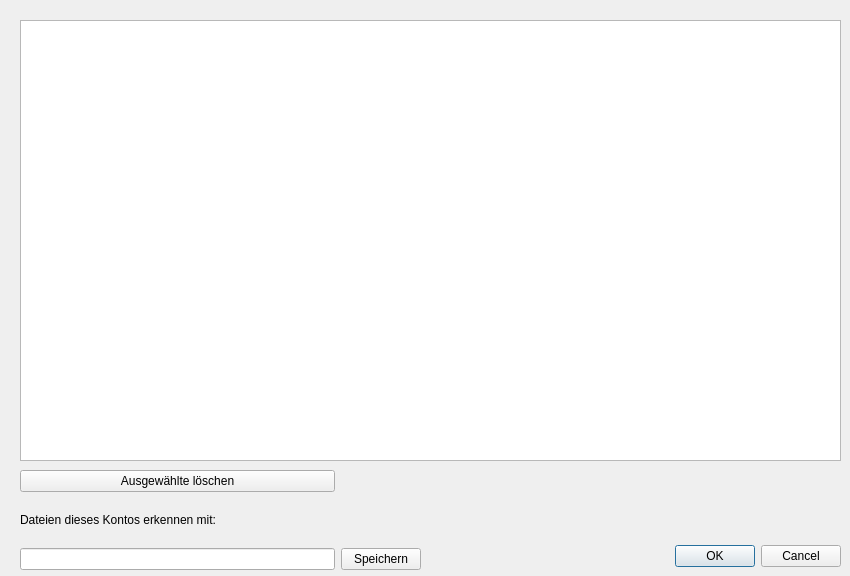
Above: pyqt/statement_detection.ui from LorisSchmit/MoneyManager before the change. Below: the same form after it.
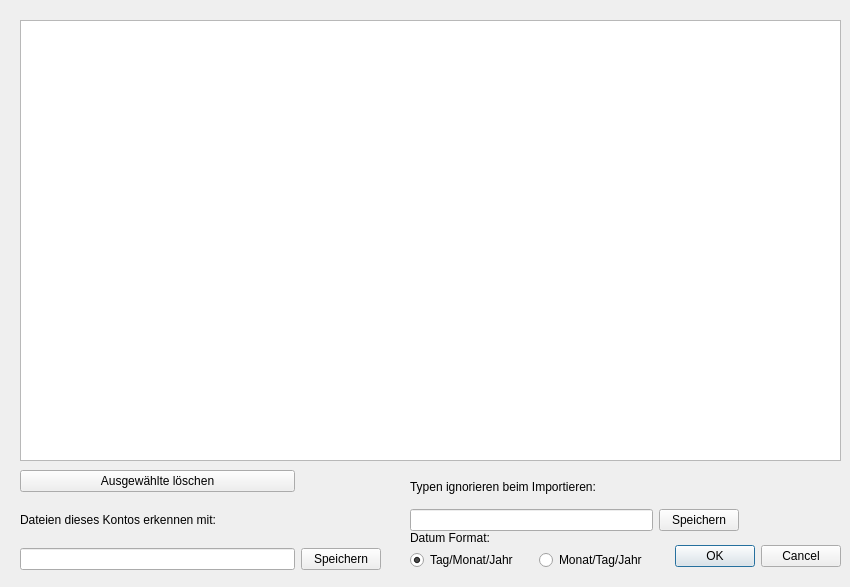
That is the form after the change.

Patch:
```diff
--- a/pyqt/statement_detection.ui
+++ b/pyqt/statement_detection.ui
@@ -7,7 +7,7 @@
     <x>0</x>
     <y>0</y>
     <width>850</width>
-    <height>576</height>
+    <height>587</height>
    </rect>
   </property>
   <property name="windowTitle">
@@ -16,9 +16,9 @@
   <widget class="QDialogButtonBox" name="buttonBox">
    <property name="geometry">
     <rect>
-     <x>500</x>
+     <x>670</x>
      <y>540</y>
-     <width>341</width>
+     <width>171</width>
      <height>32</height>
     </rect>
    </property>
@@ -50,7 +50,7 @@
     <rect>
      <x>20</x>
      <y>470</y>
-     <width>401</width>
+     <width>361</width>
      <height>100</height>
     </rect>
    </property>
@@ -81,6 +81,77 @@
     </item>
    </layout>
   </widget>
+  <widget class="QWidget" name="gridLayoutWidget_2">
+   <property name="geometry">
+    <rect>
+     <x>410</x>
+     <y>470</y>
+     <width>329</width>
+     <height>61</height>
+    </rect>
+   </property>
+   <layout class="QGridLayout" name="gridLayout_2">
+    <item row="1" column="1">
+     <widget class="QPushButton" name="ignoreTypeSaveButton">
+      <property name="text">
+       <string>Speichern</string>
+      </property>
+     </widget>
+    </item>
+    <item row="0" column="0">
+     <widget class="QLabel" name="label_2">
+      <property name="text">
+       <string>Typen ignorieren beim Importieren:</string>
+      </property>
+     </widget>
+    </item>
+    <item row="1" column="0">
+     <widget class="QLineEdit" name="ignoreTypeEdit"/>
+    </item>
+   </layout>
+  </widget>
+  <widget class="QWidget" name="horizontalLayoutWidget">
+   <property name="geometry">
+    <rect>
+     <x>410</x>
+     <y>550</y>
+     <width>251</width>
+     <height>21</height>
+    </rect>
+   </property>
+   <layout class="QHBoxLayout" name="horizontalLayout">
+    <item>
+     <widget class="QRadioButton" name="dmyRadio">
+      <property name="text">
+       <string>Tag/Monat/Jahr</string>
+      </property>
+      <property name="checked">
+       <bool>true</bool>
+      </property>
+     </widget>
+    </item>
+    <item>
+     <widget class="QRadioButton" name="mdyRadio">
+      <property name="text">
+       <string>Monat/Tag/Jahr</string>
+      </property>
+     </widget>
+    </item>
+   </layout>
+  </widget>
+  <widget class="QLabel" name="label_3">
+   <property name="geometry">
+    <rect>
+     <x>410</x>
+     <y>530</y>
+     <width>101</width>
+     <height>16</height>
+    </rect>
+   </property>
+   <property name="text">
+    <string>Datum Format:</string>
+   </property>
+  </widget>
  </widget>
  <resources/>
  <connections>
```
Left out of the diff: 20 changed lines with no effect on the pictures.
